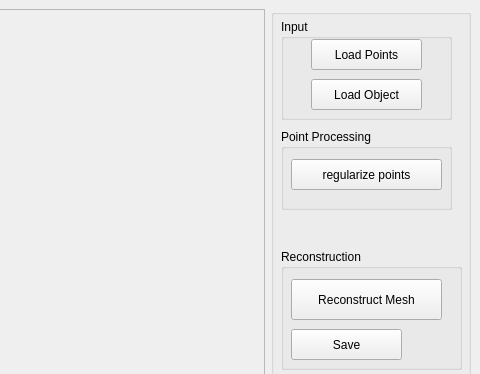
Qt form Tools/MeshReconstruction/MeshReconstruction.ui (ProtolabSBRE/simox-cgal) before a commit; both pictures show x 599 to 1079 and y 0 to 374 of the 1079 by 819 pixel window.
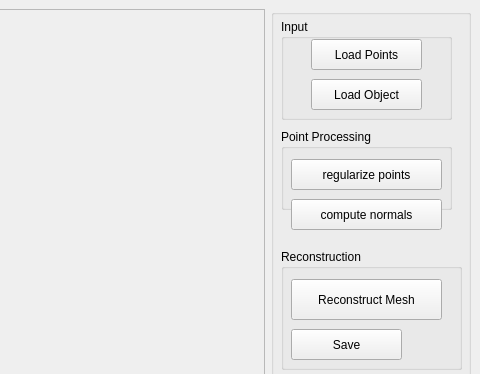
The same form after that commit.

Commit message: add method for normal detection on point clouds

What changed in the file:
```diff
--- a/Tools/MeshReconstruction/MeshReconstruction.ui
+++ b/Tools/MeshReconstruction/MeshReconstruction.ui
@@ -265,6 +265,19 @@
         </property>
        </widget>
       </widget>
+      <widget class="QPushButton" name="pushButtonNormals">
+       <property name="geometry">
+        <rect>
+         <x>20</x>
+         <y>190</y>
+         <width>151</width>
+         <height>31</height>
+        </rect>
+       </property>
+       <property name="text">
+        <string>compute normals</string>
+       </property>
+      </widget>
      </widget>
     </item>
    </layout>
```
The commit also changes 6 other files.
